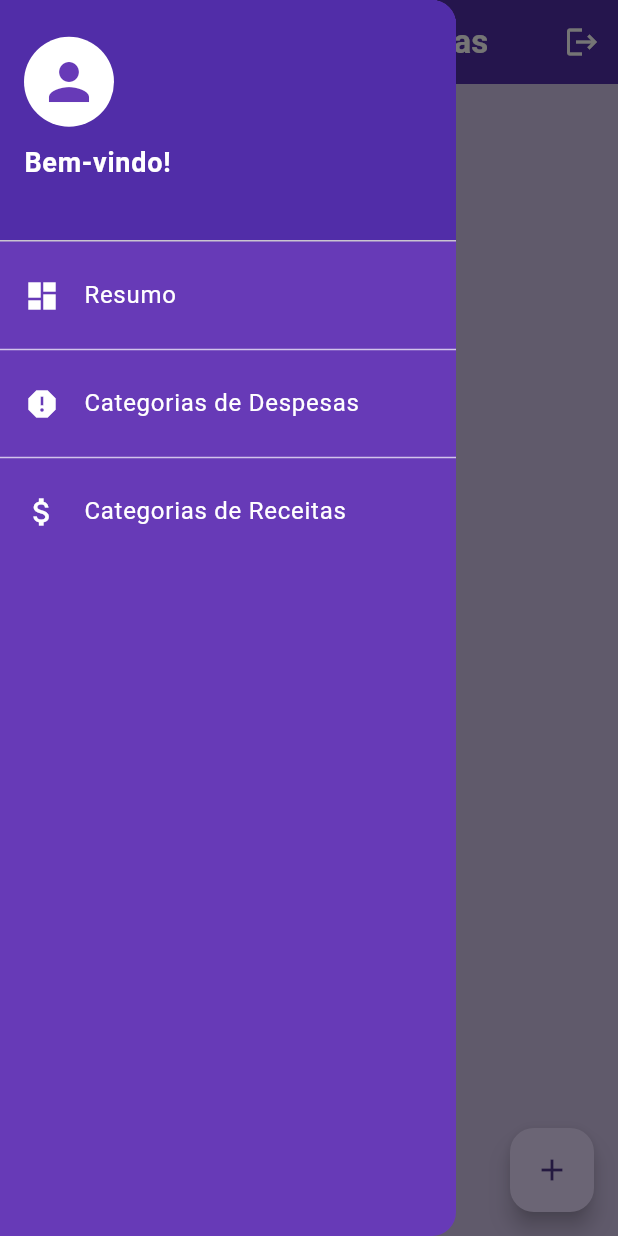
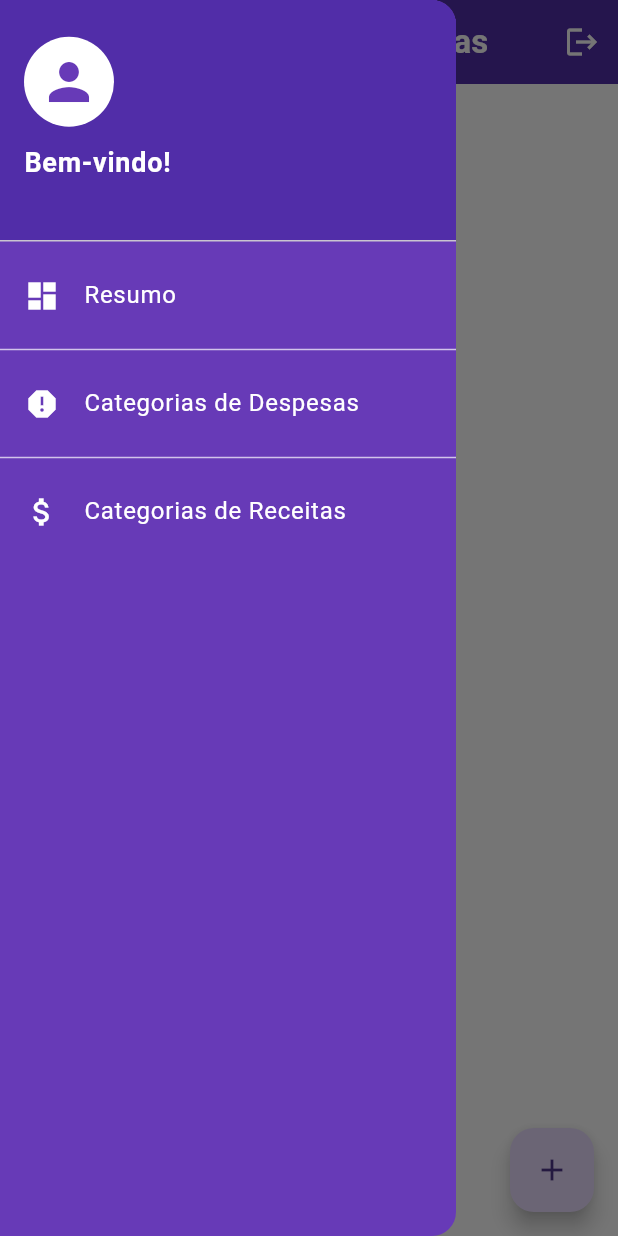
Before and after one commit to rfmeloneto/financasapp, a Flutter app: the ExpenseCategoryPage screen opened by its route, with the side drawer open, on a phone screen of 412 x 824 dp. Run offline on Flutter 3.47's test engine with Material 3 defaults, Android fonts, the phone set to English and light mode, and no system bars; our stand-ins replace flutter_dotenv, supabase_flutter; accounts and stored records are empty; network calls fail.

Commit message:
fix viewmodel

```diff
--- a/lib/domain/entities/expense_category_entity.dart
+++ b/lib/domain/entities/expense_category_entity.dart
@@ -1,5 +1,5 @@
 class ExpenseCategoryEntity {
-  final int id;
+  final int? id;
   final String categoryName;
 
 
--- a/lib/main.dart
+++ b/lib/main.dart
@@ -44,7 +44,7 @@ class MainApp extends StatelessWidget {
           '/categorias-despesas': (context) => ExpenseCategoryPage(),},
         theme: ThemeData(
           useMaterial3: true,
-          scaffoldBackgroundColor: Colors.deepPurple[100],
+          scaffoldBackgroundColor: Colors.white,
           ),
         debugShowCheckedModeBanner: false,
       ),
--- a/lib/ui/pages/expense_category_page.dart
+++ b/lib/ui/pages/expense_category_page.dart
@@ -1,5 +1,6 @@
 
 
+import 'package:casal_rico/shared/widgets/list_tile_widget.dart';
 import 'package:casal_rico/ui/injections/get_injection.dart';
 import 'package:flutter/material.dart';
 import 'package:provider/provider.dart';
@@ -28,73 +29,26 @@ class _ExpenseCategoryPageState extends State<ExpenseCategoryPage> {
 
   @override
   Widget build(BuildContext context) {
-    ExpensesViewModel expensesViewModel = context.watch<ExpensesViewModel>();
     return Scaffold(
       appBar: const AppBarWidget(title: 'Categorias de Despesas'),
       drawer: const DrawerWidget(),
       body: Column(
         children: [
-          Expanded(
-            child: ListenableBuilder(
-              listenable: expensesViewModel,
-              builder: (context, child) {
-                if(expensesViewModel.isLoading) {
-                  return Center(child: const CircularProgressIndicator());
-                }else{
-                return ListView.builder(
+          Consumer<ExpensesViewModel>(
+            builder: (context, expensesViewModel, child) {
+              return Expanded(
+                child: ListView.builder(
                   itemCount: expensesViewModel.entries.length,
                   itemBuilder: (context, index) {
-                    return ListTile(
-                      title: Text(expensesViewModel.entries[index].categoryName),
-                      trailing: IconButton(icon: Icon(Icons.delete), onPressed: () {
-                        context.read<ExpensesViewModel>().deleteExpenseCategory(expensesViewModel.entries[index].id);
-                      },)
-                    );
+                    return ListTileWidget(viewModel: expensesViewModel, index: index, callback: () {
+                      expensesViewModel.deleteExpenseCategory(expensesViewModel.entries[index].id!);
+                    });
                   },
-                );}
-              },
-            ),
-          ),
-          //
-          // Consumer<ExpensesViewModel>(
-          //   builder: (context, expensesViewModel, child) {
-          //     return Expanded(
-          //       child: ListView.builder(
-          //         itemCount: expensesViewModel.entries.length,
-          //         itemBuilder: (context, index) {
-          //           return ListTile(
-          //             title: Text(expensesViewModel.entries[index].categoryName),
-          //             trailing: IconButton(icon: Icon(Icons.delete), onPressed: () {
-          //               expensesViewModel.deleteExpenseCategory(expensesViewModel.entries[index].id);
-          //             },)
-          //           );
-          //         },
-          //       ),
-          //     );
-          //   },
-          // )
-          //
-          // Expanded(
-          //   child: ListenableBuilder(
-          //     listenable: expensesViewModel,
-          //     builder: (context, child) {
-          //       if(expensesViewModel.isLoading) {
-          //         return Center(child: const CircularProgressIndicator());
-          //       }else{
-          //       return ListView.builder(
-          //         itemCount: expensesViewModel.entries.length,
-          //         itemBuilder: (context, index) {
-          //           return ListTile(
-          //             title: Text(expensesViewModel.entries[index].categoryName),
-          //             trailing: IconButton(icon: Icon(Icons.delete), onPressed: () {
-          //               expensesViewModel.deleteExpenseCategory(expensesViewModel.entries[index].id);
-          //             },)
-          //           );
-          //         },
-          //       );}
-          //     },
-          //   ),
-          // ),
+                ),
+              );
+            },
+          )
+
         ],
       ),
       floatingActionButton: FloatingActionButton(
--- /dev/null
+++ b/lib/ui/view_model/view_model.dart
@@ -0,0 +1,5 @@
+abstract interface class ViewModel<T> {
+  List<T> _entries = [];
+
+  List<T> get entries => _entries;
+}
```
Also changed, not shown: lib/shared/widgets/list_tile_widget.dart (added, +19 -0 lines), lib/ui/states/expense_states.dart (added, +38 -0 lines), lib/ui/view_model/expenses_view_model.dart (+7 -72 lines).
